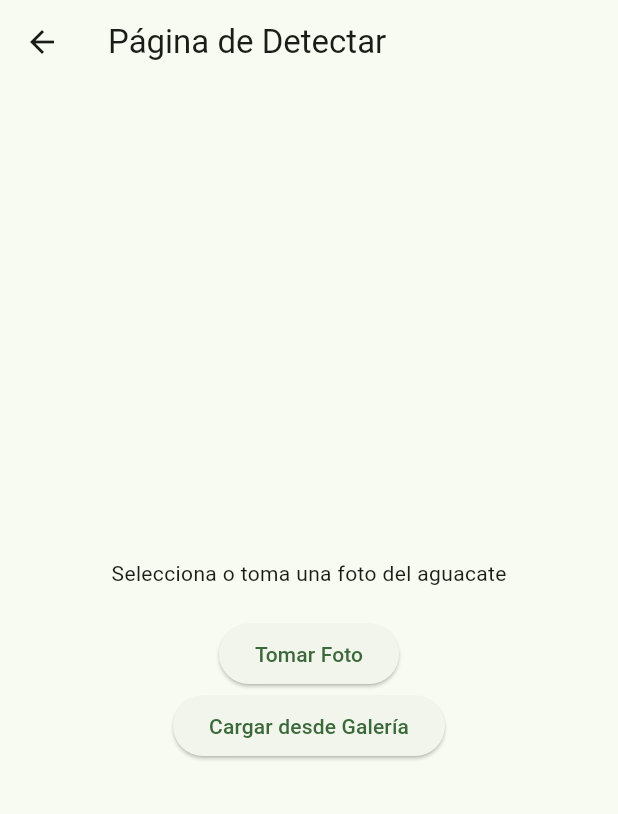
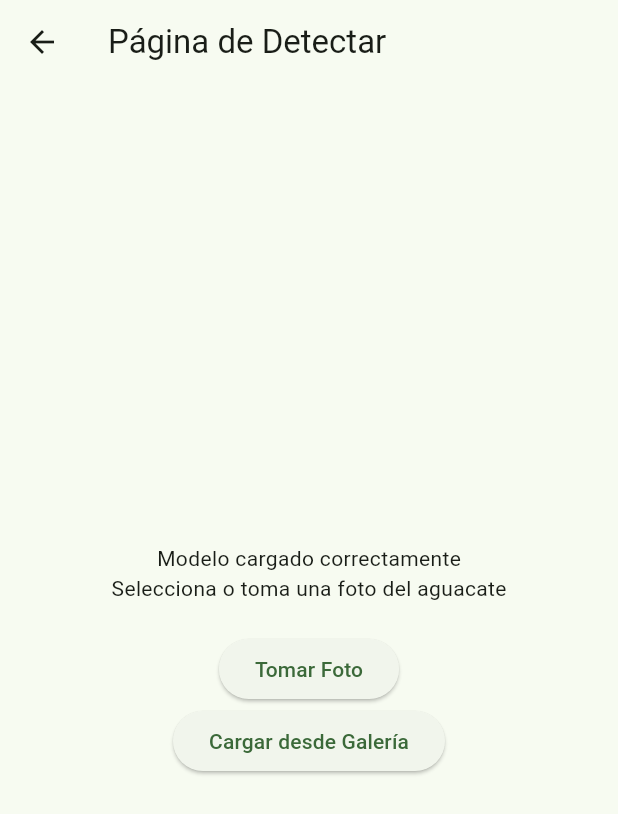
Before and after one commit to EduardoTrujillo0410/AppVocado, a Flutter app: the screen it shows once a user with an empty profile is signed in, after a tap on "Acerca de", on a phone screen of 412 x 824 dp. Shown: the top 814 px of the screen. Run offline on Flutter 3.47's test engine with Material 2 defaults, Android fonts, the light colour scheme and no system bars; our stand-ins replace cloud_firestore, firebase_auth, firebase_core, flutter_swiper_view, image_picker; missing offline and left inert: firebase_ml_model_downloader; accounts and stored records are empty; network calls fail.

Commit message:
DETECTTINGPAGE V 0.4.0

```diff
--- a/lib/views/detectar_page.dart
+++ b/lib/views/detectar_page.dart
@@ -1,5 +1,5 @@
 import 'dart:io';
-
+import 'package:firebase_ml_model_downloader/firebase_ml_model_downloader.dart';
 import 'package:flutter/material.dart';
 import 'package:image_picker/image_picker.dart';
 
@@ -9,8 +9,30 @@ class DetectarPage extends StatefulWidget {
 }
 
 class _DetectarPageState extends State<DetectarPage> {
+  final FirebaseModelDownloader downloader = FirebaseModelDownloader.instance;
+  FirebaseCustomModel? _model;
+
   final picker = ImagePicker();
   XFile? _image;
+
+  Future<void> _loadModel() async {
+    // Descarga el modelo de Firebase ML a tu dispositivo.
+    _model = await downloader
+        .getModel(
+            'appvocado', // Nombre del modelo (ajusta esto a tu nombre de modelo)
+            FirebaseModelDownloadType.localModel, // Tipo de modelo
+            FirebaseModelDownloadConditions(
+              iosAllowsCellularAccess:
+                  true, // Permite el uso de datos móviles en iOS
+              iosAllowsBackgroundDownloading:
+                  false, // Descarga en segundo plano en iOS
+              androidChargingRequired: false, // No se requiere carga en Android
+              androidWifiRequired: false, // No se requiere Wi-Fi en Android
+              androidDeviceIdleRequired:
+                  false, // No se requiere el dispositivo en reposo en Android
+            ))
+        .then((value) => null);
+  }
 
   void _getImageFromCamera() async {
     final pickedFile = await picker.pickImage(source: ImageSource.camera);
@@ -40,17 +62,30 @@ class _DetectarPageState extends State<DetectarPage> {
         child: Column(
           mainAxisAlignment: MainAxisAlignment.center,
           children: <Widget>[
+            // Muestra un mensaje mientras se carga el modelo.
+            FutureBuilder(
+              future: _loadModel(),
+              builder: (context, snapshot) {
+                if (snapshot.connectionState == ConnectionState.waiting) {
+                  return Text('Cargando el modelo...');
+                } else if (snapshot.hasError) {
+                  return Text('Error al cargar el modelo: ${snapshot.error}');
+                } else {
+                  return Text('Modelo cargado correctamente');
+                }
+              },
+            ),
             _image == null
-                ? Text('Selecciona o toma una foto del aguacate')
+                ? const Text('Selecciona o toma una foto del aguacate')
                 : Image.file(File(_image!.path)),
-            SizedBox(height: 20),
+            const SizedBox(height: 20),
             ElevatedButton(
               onPressed: _getImageFromCamera,
-              child: Text('Tomar Foto'),
+              child: const Text('Tomar Foto'),
             ),
             ElevatedButton(
               onPressed: _getImageFromGallery,
-              child: Text('Cargar desde Galería'),
+              child: const Text('Cargar desde Galería'),
             ),
             _image == null
                 ? Container()
@@ -58,7 +93,7 @@ class _DetectarPageState extends State<DetectarPage> {
                     onPressed: () {
                       // Implementa la lógica de clasificación aquí
                     },
-                    child: Text('Clasificar'),
+                    child: const Text('Clasificar'),
                   ),
           ],
         ),
--- a/pubspec.yaml
+++ b/pubspec.yaml
@@ -40,7 +40,9 @@ dependencies:
   firebase_auth: ^4.9.0
   cloud_firestore: ^4.9.2
   image_picker: ^1.0.4
-  firebase_ml_model_downloader: ^0.2.4+1
+  firebase_ml_model_downloader: ^0.2.4+2
+  tflite_flutter: ^0.10.3
+
 dev_dependencies:
   flutter_test:
     sdk: flutter
```
Also changed, not shown: lib/views/acerca_de_page.dart (+74 -3 lines), pubspec.lock, 3 other files.
